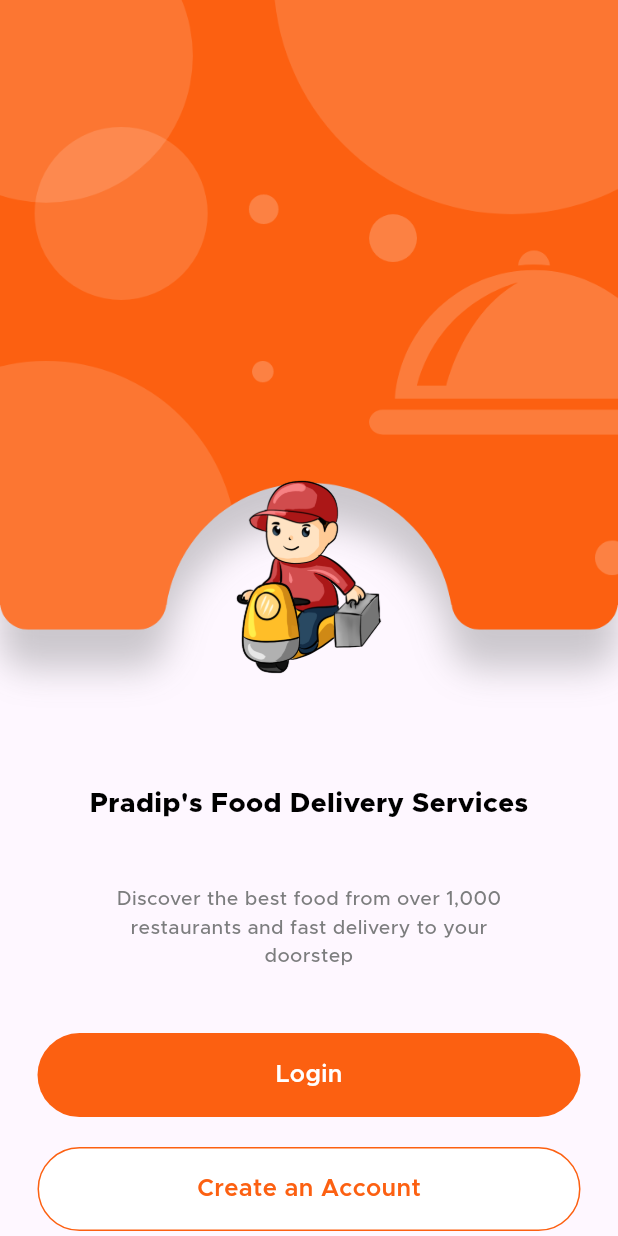
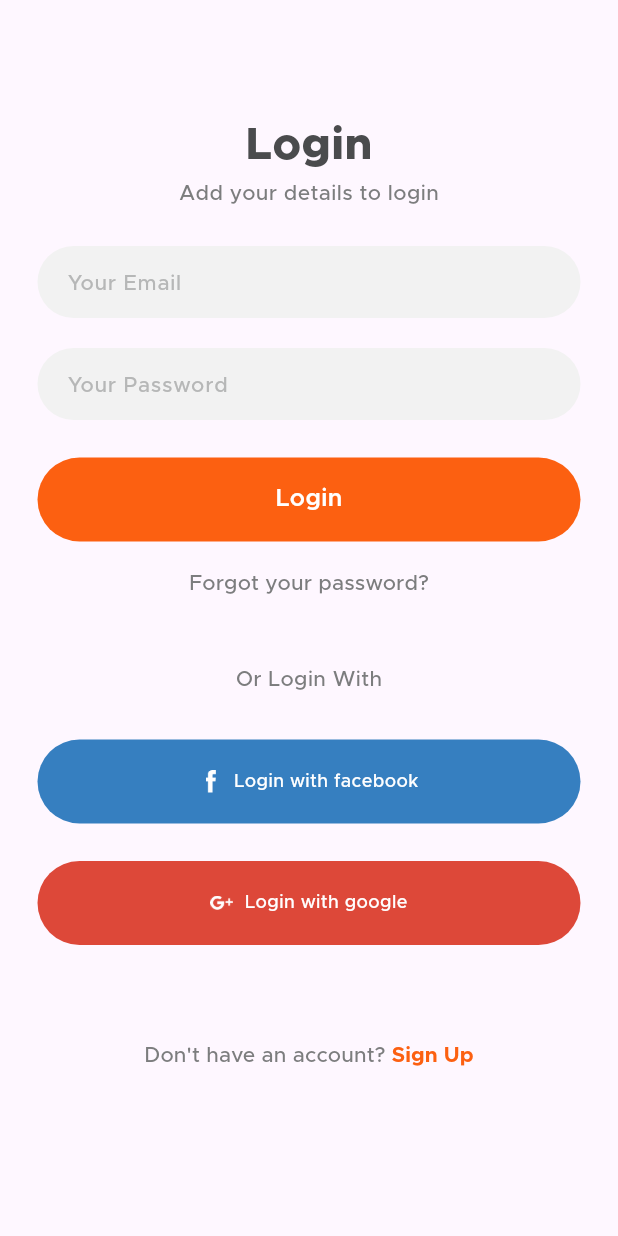
Before and after one commit to PradipKhandare/Food-Delivery-App-Flutter, a Flutter app: the screen it shows after launch, after a tap on "Login", on a phone screen of 412 x 824 dp. Run offline on Flutter 3.47's test engine with Material 3 defaults, Android fonts, the phone set to English and light mode, and no system bars; missing offline and left inert: otp_pin_field.

Commit message:
Sign Up, Login, OTP, New Password screens UI

```diff
--- a/lib/common_widget/round_button.dart
+++ b/lib/common_widget/round_button.dart
@@ -1,5 +1,4 @@
 import 'package:flutter/material.dart';
-
 import '../common/color_extensions.dart';
 
 enum RoundButtonType { bgPrimary, textPrime }
--- /dev/null
+++ b/lib/common_widget/round_icon_button.dart
@@ -0,0 +1,45 @@
+import 'package:flutter/material.dart';
+import 'package:food_delivery/common/color_extensions.dart';
+
+class RoundIconButton extends StatelessWidget {
+  final VoidCallback onPressed;
+  final String title;
+  final String icon;
+  final Color color;
+
+  const RoundIconButton(
+      {super.key,
+      required this.onPressed,
+      required this.title,
+      required this.icon,
+      required this.color});
+
+  @override
+  Widget build(BuildContext context) {
+    return InkWell(
+      onTap: onPressed,
+      child: Container(
+        height: 56,
+        alignment: Alignment.center,
+        decoration: BoxDecoration(
+            color: color,
+            borderRadius: BorderRadius.circular(28)),
+        child: Row(
+          mainAxisSize: MainAxisSize.min,
+          children: [
+            Image.asset(icon,
+                width: 15, height: 15, fit: BoxFit.contain),
+            const SizedBox(width: 8),
+             Text(
+              title,
+              style:const TextStyle(
+                  color: Colors.white,
+                  fontSize: 12,
+                  fontWeight: FontWeight.w500),
+            ),
+          ],
+        ),
+      ),
+    );
+  }
+}
--- /dev/null
+++ b/lib/common_widget/round_textfield.dart
@@ -0,0 +1,39 @@
+import 'package:flutter/material.dart';
+
+import '../common/color_extensions.dart';
+
+class RoundTextField extends StatelessWidget {
+  final TextEditingController? controller;
+  final String hintText;
+  final bool obscureText;
+  final TextInputType? keyboardType;
+
+  const RoundTextField({super.key, this.controller, required this.hintText, this.keyboardType, this.obscureText = false});
+
+@override
+Widget build(BuildContext context) {
+  return
+    Container(
+      decoration: BoxDecoration(
+          color: TColor.textBox,
+          borderRadius: BorderRadius.circular(25)
+      ),
+      child: TextField(
+          autocorrect: false,
+          controller: controller,
+          obscureText: obscureText,
+          keyboardType: keyboardType,
+          decoration: InputDecoration(
+            contentPadding: const EdgeInsets.symmetric(horizontal: 20),
+            enabledBorder: InputBorder.none,
+            focusedBorder: InputBorder.none,
+            hintText: hintText,
+            hintStyle: TextStyle(
+                color: TColor.placeholder,
+                fontSize: 14,
+                fontWeight: FontWeight.w500
+            ),
+          )
+      ),
+    );
+}}
--- /dev/null
+++ b/lib/view/login/login_view.dart
@@ -0,0 +1,110 @@
+import 'package:flutter/material.dart';
+import 'package:food_delivery/common_widget/round_button.dart';
+import 'package:food_delivery/view/login/reset_password_view.dart';
+import 'package:food_delivery/view/login/signup_view.dart';
+
+import '../../common/color_extensions.dart';
+import '../../common_widget/round_icon_button.dart';
+import '../../common_widget/round_textfield.dart';
+
+class LoginView extends StatefulWidget {
+  const LoginView({super.key});
+
+  @override
+  State<LoginView> createState() => _LoginViewState();
+}
+
+class _LoginViewState extends State<LoginView> {
+  TextEditingController txtEmail = TextEditingController();
+  TextEditingController txtPassword = TextEditingController();
+
+  @override
+  Widget build(BuildContext context) {
+    var media = MediaQuery.of(context).size;
+    return Scaffold(
+      body: SingleChildScrollView(
+        child: Padding(
+          padding: const EdgeInsets.symmetric(vertical: 12, horizontal: 25),
+          child: Column(
+            crossAxisAlignment: CrossAxisAlignment.center,
+            children: [
+              const SizedBox(height: 64),
+              Text("Login",
+                  style: TextStyle(
+                      color: TColor.primaryText,
+                      fontSize: 30,
+                      fontWeight: FontWeight.w800)),
+              // const SizedBox(height: 64),
+              Text("Add your details to login",
+                  style: TextStyle(
+                      color: TColor.secondaryText,
+                      fontSize: 14,
+                      fontWeight: FontWeight.w500)),
+              const SizedBox(height: 25),
+              RoundTextField(
+                  hintText: 'Your Email',
+                  controller: txtEmail,
+                  keyboardType: TextInputType.emailAddress),
+              const SizedBox(height: 20),
+              RoundTextField(
+                  hintText: 'Your Password',
+                  controller: txtPassword,
+                  obscureText: true),
+              const SizedBox(height: 25),
+              RoundButton(title: 'Login', onPressed: () {}),
+              const SizedBox(height: 4),
+              TextButton(
+                  onPressed: () {
+                    Navigator.push(context, MaterialPageRoute(builder: (context) => const ResetPasswordView()));
+                  },
+                  child: Text("Forgot your password?",
+                      style: TextStyle(
+                          color: TColor.secondaryText,
+                          fontSize: 14,
+                          fontWeight: FontWeight.w500))),
+              const SizedBox(height: 30),
+              Text("Or Login With",
+                  style: TextStyle(
+                      color: TColor.secondaryText,
+                      fontSize: 14,
+                      fontWeight: FontWeight.w500)),
+              const SizedBox(height: 30),
+              RoundIconButton(
+                  title: 'Login with facebook',
+                  icon: 'assets/img/facebook_logo.png',
+                  color: const Color(0xff367FC0),
+                  onPressed: () {}),
+              const SizedBox(height: 25),
+              RoundIconButton(
+                  title: 'Login with google',
+                  icon: 'assets/img/google_logo.png',
+                  color: const Color(0xffDD4839),
+                  onPressed: () {}),
+              const SizedBox(height: 50),
+
+              TextButton(
+                  onPressed: () {
+                    Navigator.push(context, MaterialPageRoute(builder: (context) => const SignUpView()));
+                  },
+                  child: Row(
+                    mainAxisSize: MainAxisSize.min,
+                    children: [
+                      Text("Don't have an account? ",
+                          style: TextStyle(
+                              color: TColor.secondaryText,
+                              fontSize: 14,
+                              fontWeight: FontWeight.w500)),
+                      Text("Sign Up",
+                          style: TextStyle(
+                              color: TColor.primary,
+                              fontSize: 14,
+                              fontWeight: FontWeight.w700)),
+                    ],
+                  )),
+            ],
+          ),
+        ),
+      ),
+    );
+  }
+}
--- a/lib/view/login/welcome_view.dart
+++ b/lib/view/login/welcome_view.dart
@@ -1,5 +1,7 @@
 import 'package:flutter/material.dart';
 import 'package:food_delivery/common/color_extensions.dart';
+import 'package:food_delivery/view/login/login_view.dart';
+import 'package:food_delivery/view/login/signup_view.dart';
 
 import '../../common_widget/round_button.dart';
 
@@ -52,16 +54,20 @@ class _WelcomeViewState extends State<WelcomeView> {
             padding: const EdgeInsets.symmetric(horizontal: 25),
             child: RoundButton(
               title: "Login",
-              onPressed: () {},
+              onPressed: () {
+                Navigator.push(context, MaterialPageRoute(builder: (context) => const LoginView()));
+              },
             ),
           ),
-          SizedBox(height: 20),
+          const SizedBox(height: 20),
           Padding(
             padding: const EdgeInsets.symmetric(horizontal: 25),
             child: RoundButton(
               title: "Create an Account",
               type: RoundButtonType.textPrime,
-              onPressed: () {},
+              onPressed: () {
+                Navigator.push(context, MaterialPageRoute(builder: (context) => const SignUpView()));
+              },
             ),
           ),
         ],
--- a/pubspec.yaml
+++ b/pubspec.yaml
@@ -46,6 +46,7 @@ dev_dependencies:
   # package. See that file for information about deactivating specific lint
   # rules and activating additional ones.
   flutter_lints: ^3.0.0
+  otp_pin_field: ^1.2.2
 
 # For information on the generic Dart part of this file, see the
 # following page: https://dart.dev/tools/pub/pubspec
```
Also changed, not shown: lib/view/login/new_password_view.dart (added, +58 -0 lines), lib/view/login/otp_view.dart (added, +148 -0 lines), lib/view/login/reset_password_view.dart (added, +54 -0 lines), lib/view/login/signup_view.dart (added, +112 -0 lines), assets/img/facebook_logo.png (added), assets/img/google_logo.png (added), pubspec.lock, 6 other files.
